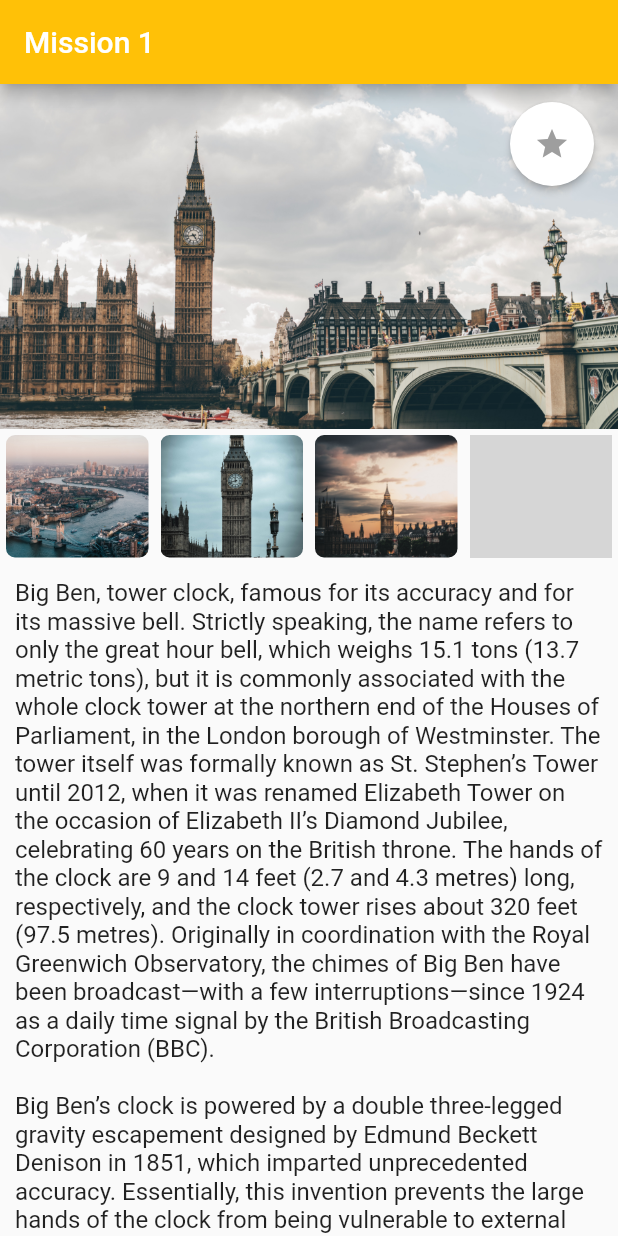
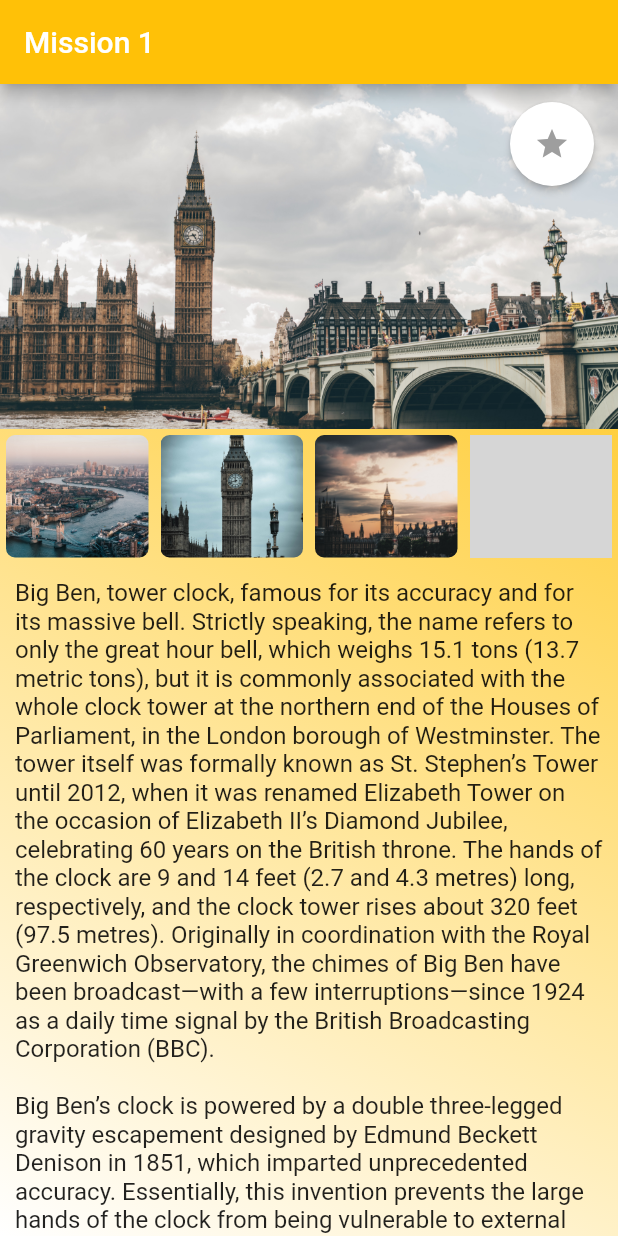
Before and after one commit to akristianto03/Mission1Alfredo, a Flutter app: the screen it shows after launch, on a phone screen of 412 x 824 dp. Run offline on Flutter 3.47's test engine with Material 2 defaults, Android fonts, the phone set to English and light mode, and no system bars; grey boxes are pictures that could not be loaded.

Commit message:
gradient color

```diff
--- a/lib/home.dart
+++ b/lib/home.dart
@@ -51,6 +51,14 @@ class _HomeState extends State<Home> {
 
       body: Stack(children: <Widget>[
         Container(
+          decoration: BoxDecoration(
+            gradient: LinearGradient(
+              begin: Alignment.topRight,
+              end: Alignment.bottomLeft,
+              colors: [
+                Colors.amber,
+                Colors.white,
+          ])),
           child: Column(
             children: <Widget>[
               Container(
```
